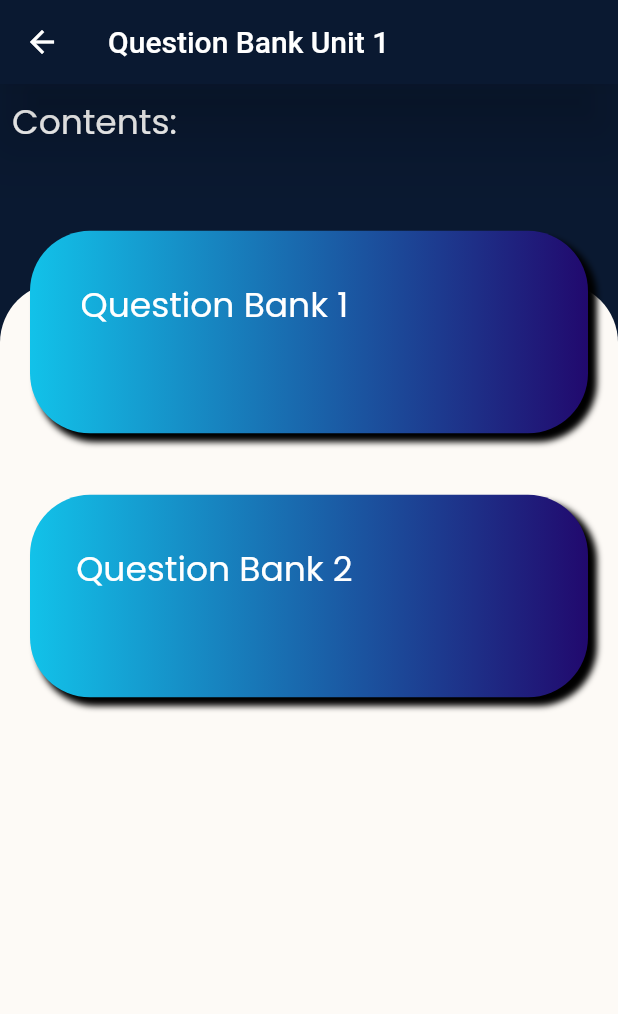
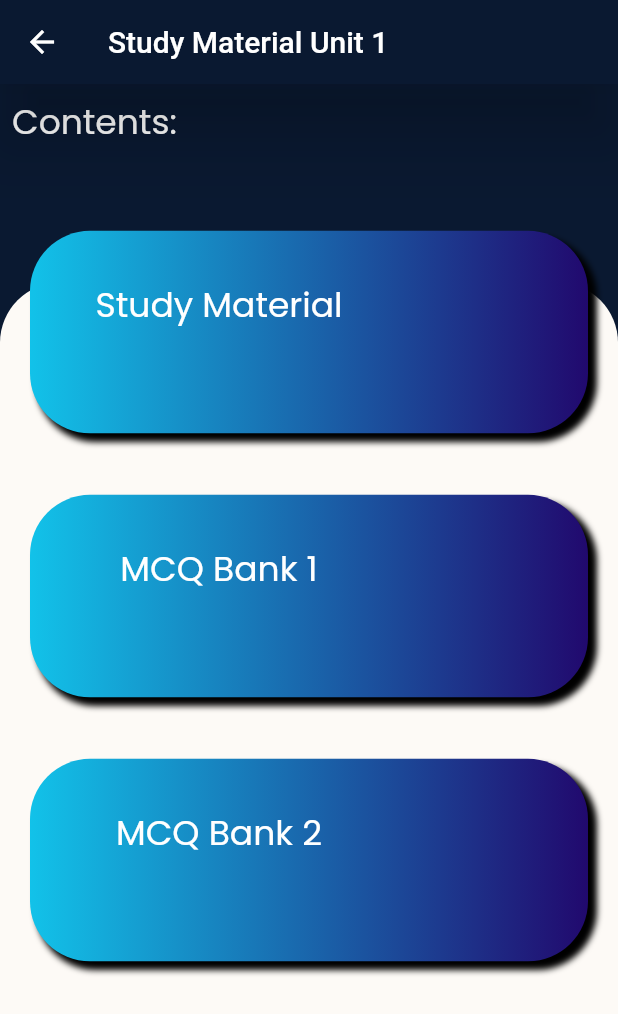
Before and after one commit to PICT-FE01-ADHRR/Engg-Chemistry-Assist, a Flutter app: the QuestionBankUnit1 screen opened directly, on a phone screen of 412 x 824 dp. Shown: the top 1014 px of the screen. Run offline on Flutter 3.47's test engine with Material 2 defaults, Android fonts, the phone set to English and light mode, and no system bars; our stand-ins replace cloud_firestore, firebase_auth, firebase_core, firebase_database, google_fonts, google_sign_in and 1 more; missing offline and left inert: cloud_firestore_web, firebase_auth_web, firebase_core_web, google_sign_in_web, mailto, syncfusion_flutter_pdfviewer and 1 more; accounts and stored records are empty.

Commit message:
Database changes + Study Material Changes
Added mcq banks in study material session

```diff
--- a/lib/Google_Login/widgets/google_sign_in_button.dart
+++ b/lib/Google_Login/widgets/google_sign_in_button.dart
@@ -1,4 +1,4 @@
-import 'package:engg_chemistry_study_assist/Database/database.dart';
+// import 'package:engg_chemistry_study_assist/Database/database.dart';
 import 'package:firebase_auth/firebase_auth.dart';
 import 'package:flutter/material.dart';
 // import '../screens/user_info_screen.dart';
--- a/lib/main.dart
+++ b/lib/main.dart
@@ -1,4 +1,3 @@
-import 'package:engg_chemistry_study_assist/units/unit1/Quiz_2.0/QuestionList.dart';
 import 'package:flutter/material.dart';
 import 'package:google_fonts/google_fonts.dart';
 import 'package:firebase_core/firebase_core.dart';
@@ -18,7 +17,6 @@ class MyApp extends StatelessWidget {
         textTheme: GoogleFonts.poppinsTextTheme(Theme.of(context).textTheme),
       ),
       home: Loginpage(),
-      // home: AttemptedList(),
     );
   }
 }
--- a/lib/units/unit1/Content_Data/ListViewUnit1.dart
+++ b/lib/units/unit1/Content_Data/ListViewUnit1.dart
@@ -1,7 +1,7 @@
 import 'package:engg_chemistry_study_assist/units/unit1/Quiz_2.0/QuizScreen1.dart';
 
-import '../studymaterial.dart';
-// import '../QuestionBanks/QuestionBankUnit1.dart';
+// import '../studymaterial.dart';
+import '../QuestionBanks/QuestionBankUnit1.dart';
 import '../Numerical_Solver/NumericalSolver.dart';
 import '../QuestionBanks/QuestionBankCard.dart';
 
@@ -20,7 +20,7 @@ List content = [
 ];
 
 List funcList = [
-  StudyMaterialUnit1(),
+  QuestionBankUnit1(),
   NumericalSolver(),
   QuestionBankCard(),
   QuizScreen1(),
--- a/lib/units/unit1/QuestionBanks/QuestionBankUnit1.dart
+++ b/lib/units/unit1/QuestionBanks/QuestionBankUnit1.dart
@@ -1,9 +1,11 @@
 //Code Written by Rohan Doshi
 import 'package:flutter/material.dart';
+import '../studymaterial.dart';
 import 'QuestionBankUnit1_1.dart';
 import 'QuestionBankUnit1_2.dart';
 
 List functioncalls = [
+  StudyMaterialCall1(),
   QuestionBankCall1(),
   QuestionBankCall2(),
 ];
@@ -17,7 +19,7 @@ class QuestionBankUnit1 extends StatelessWidget {
       appBar: AppBar(
         elevation: 20,
         shadowColor: Colors.black,
-        title: Text('Question Bank Unit 1'),
+        title: Text('Study Material Unit 1'),
         backgroundColor: Color(0xFF0a1931),
       ),
       body: Column(
@@ -61,6 +63,93 @@ class QuestionBankUnit1 extends StatelessWidget {
     );
   }
 }
+
+class StudyMaterialCall1 extends StatelessWidget {
+  @override
+  Widget build(BuildContext context) {
+    var size = MediaQuery.of(context).size;
+    return Container(
+      margin: EdgeInsets.symmetric(vertical: 8, horizontal: 20),
+      height: 160,
+      child: Stack(
+        alignment: Alignment.center,
+        children: [
+          Container(
+            width: size.width - 40,
+            height: 145,
+            child: GestureDetector(
+              onTap: () {
+                Navigator.push(
+                  context,
+                  MaterialPageRoute(
+                    builder: (context) => QuestionBankUnit11(),
+                  ),
+                );
+              },
+              child: Container(
+                width: size.width - 30,
+                height: 145,
+                margin: EdgeInsets.only(bottom: 10),
+                decoration: BoxDecoration(
+                  color: Colors.white,
+                  gradient: new LinearGradient(
+                    colors: [
+                      Color(0xFF12c2e9),
+                      Color(0xFF21096e),
+                    ],
+                    begin: FractionalOffset.centerLeft,
+                    end: FractionalOffset.centerRight,
+                  ),
+                  borderRadius: BorderRadius.circular(40),
+                  boxShadow: [
+                    BoxShadow(
+                      color: Colors.black,
+                      offset: const Offset(
+                        5.0,
+                        5.0,
+                      ),
+                      blurRadius: 3.0,
+                      spreadRadius: 0.5,
+                    ),
+                  ],
+                ),
+              ),
+            ),
+          ),
+          Positioned(
+            top: 40,
+            left: 20,
+            child: Container(
+              // color: Colors.deepOrangeAccent,
+              child: SizedBox(
+                height: 100,
+                width: size.width - 200,
+                child: Column(
+                  children: [
+                    GestureDetector(
+                      child: Text(
+                        "Study Material",
+                        style: TextStyle(fontSize: 23, color: Colors.white),
+                      ),
+                      onTap: () {
+                        Navigator.push(
+                          context,
+                          MaterialPageRoute(
+                              builder: (context) => StudyMaterialUnit1()),
+                        );
+                      },
+                    ),
+                  ],
+                ),
+              ),
+            ),
+          ),
+        ],
+      ),
+    );
+  }
+}
+
 
 class QuestionBankCall1 extends StatelessWidget {
   @override
@@ -126,7 +215,7 @@ class QuestionBankCall1 extends StatelessWidget {
                   children: [
                     GestureDetector(
                       child: Text(
-                        "Question Bank 1 ",
+                        "MCQ Bank 1",
                         style: TextStyle(fontSize: 23, color: Colors.white),
                       ),
                       onTap: () {
@@ -213,7 +302,7 @@ class QuestionBankCall2 extends StatelessWidget {
                   children: [
                     GestureDetector(
                       child: Text(
-                        "Question Bank 2 ",
+                        "MCQ Bank 2",
                         style: TextStyle(fontSize: 23, color: Colors.white),
                       ),
                       onTap: () {
--- a/lib/units/unit1/Quiz_2.0/QuestionList.dart
+++ b/lib/units/unit1/Quiz_2.0/QuestionList.dart
@@ -1,8 +1,9 @@
 import 'package:engg_chemistry_study_assist/units/unit1/Quiz_2.0/Data/QuizQuestionList.dart';
 import 'package:engg_chemistry_study_assist/units/unit1/Quiz_2.0/QuizScreen2.dart';
-import 'package:engg_chemistry_study_assist/units/unit1/Quiz_2.0/ScoreScreen.dart';
+// import 'package:engg_chemistry_study_assist/units/unit1/Quiz_2.0/ScoreScreen.dart';
 import 'package:flutter/material.dart';
 
+// ignore: must_be_immutable
 class AttemptedList extends StatelessWidget {
   PageController pageController = PageController(initialPage: 0);
 
@@ -69,6 +70,7 @@ class AttemptedList extends StatelessWidget {
                 ),
                 GestureDetector(
                   onTap: () {
+
                     Navigator.push(
                         context,
                         MaterialPageRoute(
@@ -113,6 +115,7 @@ class AttemptedList extends StatelessWidget {
   }
 }
 
+// ignore: must_be_immutable
 class DisplayAllQuestions extends StatelessWidget {
   int itemIndex;
   final VoidCallback goBackToQuestions;
--- a/lib/units/unit1/Quiz_2.0/ScoreScreen.dart
+++ b/lib/units/unit1/Quiz_2.0/ScoreScreen.dart
@@ -1,6 +1,6 @@
 import 'package:flutter/material.dart';
 import './Data/QuizQuestionList.dart';
-import 'QuestionSet.dart';
+// import 'QuestionSet.dart';
 
 class ScoreScreen extends StatefulWidget {
   const ScoreScreen({Key? key}) : super(key: key);
@@ -106,7 +106,7 @@ class _ScoreScreenState extends State<ScoreScreen> {
               ),
               Expanded(
                 child: ListView.builder(
-                    itemCount: markedWrong.length + skippedQues.length,
+                    itemCount: markedWrong.length,
                     // itemCount: 5,
                     itemBuilder: (context, index) {
                       return DisplayWrongQuestions(
```
Also changed, not shown: lib/Database/database.dart (+3 -11 lines), lib/units/unit1/Quiz_2.0/QuizScreen2.dart (+44 -1 lines), 1 other file.
